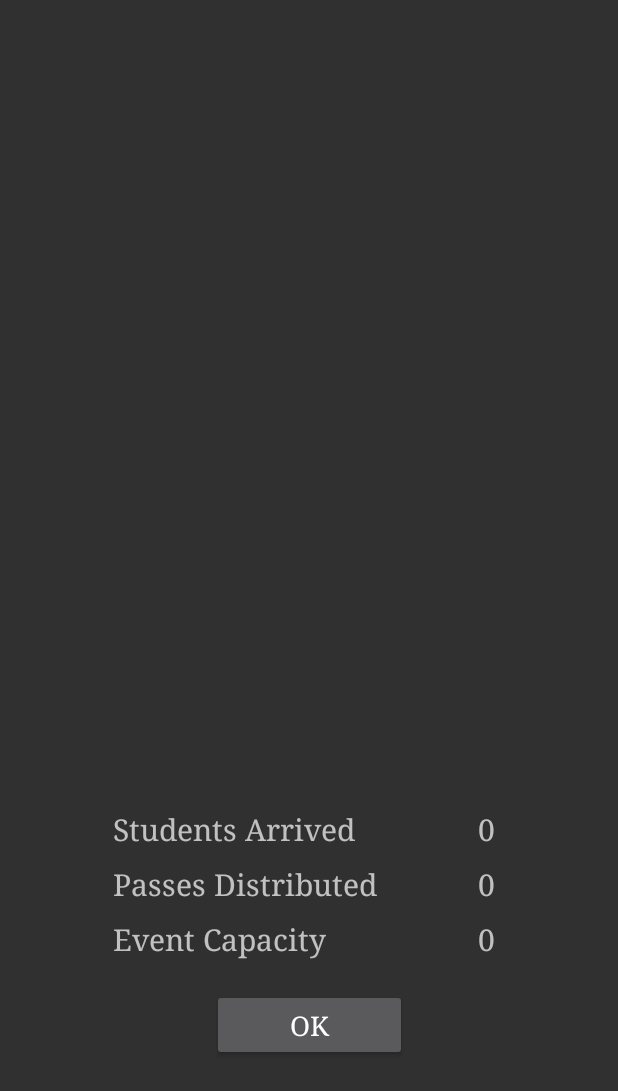
After one commit to chuckan13/digitalpassbookclient, an Android app: the layout dialog_organization_listview.xml on its own in the app's theme, with its tools: preview values and no code run, on a phone screen of 412 x 824 dp. The commit adds this screen. Shown: the top 1091 px of the screen. Run offline under Robolectric (Android 15) with nearby library versions, the phone set to English and light mode, and no system bars; network calls fail.

Commit message:
Event Dialog, Organization perspective

```diff
--- a/digitalpassbook2/app/src/main/java/com/example/digitalpassbook2/organization/create_event/CreateEventFragment.kt
+++ b/digitalpassbook2/app/src/main/java/com/example/digitalpassbook2/organization/create_event/CreateEventFragment.kt
@@ -13,7 +13,6 @@ import androidx.appcompat.app.AppCompatActivity
 import androidx.appcompat.widget.Toolbar
 import androidx.fragment.app.Fragment
 import androidx.fragment.app.FragmentActivity
-import androidx.fragment.app.FragmentManager
 import androidx.lifecycle.Observer
 import androidx.lifecycle.ViewModelProviders
 import androidx.navigation.Navigation
@@ -79,7 +78,7 @@ class CreateEventFragment : Fragment(), NumberPicker.OnValueChangeListener {
         button.setOnClickListener {
             val dialog = context?.let { it1 -> Dialog(it1) }
             dialog?.setTitle("Number of Passes per Member")
-            dialog?.setContentView(R.layout.number_picker_dialog)
+            dialog?.setContentView(R.layout.dialog_number_picker)
             val cancelButton = dialog?.findViewById<Button>(R.id.cancel_button)
             val setButton = dialog?.findViewById<Button>(R.id.set_button)
             val numberPicker = dialog?.findViewById<NumberPicker>(R.id.number_picker)
--- a/digitalpassbook2/app/src/main/java/com/example/digitalpassbook2/organization/preferences/PreferencesFragment.kt
+++ b/digitalpassbook2/app/src/main/java/com/example/digitalpassbook2/organization/preferences/PreferencesFragment.kt
@@ -120,7 +120,7 @@ class PreferencesFragment : Fragment(), NumberPicker.OnValueChangeListener {
 //        button.setOnClickListener {
 //            val dialog = context?.let { it1 -> Dialog(it1) }
 //            dialog?.setTitle("Number of Passes")
-//            dialog?.setContentView(R.layout.number_picker_dialog)
+//            dialog?.setContentView(R.layout.dialog_number_picker)
 //            val cancelButton = dialog?.findViewById<Button>(R.id.cancel_button)
 //            val setButton = dialog?.findViewById<Button>(R.id.set_button)
 //            val numberPicker = dialog?.findViewById<NumberPicker>(R.id.number_picker)
--- a/digitalpassbook2/app/src/main/java/com/example/digitalpassbook2/student/eventbook/StudentEventListAdapter.kt
+++ b/digitalpassbook2/app/src/main/java/com/example/digitalpassbook2/student/eventbook/StudentEventListAdapter.kt
@@ -21,8 +21,6 @@ import com.example.digitalpassbook2.server.Student
 import com.example.digitalpassbook2.student.passbook.StudentPassListAdapter
 import com.google.android.material.internal.ContextUtils.getActivity
 import java.text.SimpleDateFormat
-import java.time.LocalDate
-import java.time.format.DateTimeFormatter
 
 
 class StudentEventListAdapter (private val context: Context,
@@ -115,7 +113,7 @@ class StudentEventListAdapter (private val context: Context,
     fun showDialog(context: Context, passes : List<Pass?>, rowView : View) {
         val dialog = Dialog(context)
         dialog.setCancelable(false)
-        dialog.setContentView(R.layout.dialog_listview)
+        dialog.setContentView(R.layout.dialog_event_listview)
         dialog.window?.setLayout(900, 800)
         dialog.window?.setGravity(Gravity.CENTER)
         val btndialog: Button = dialog.findViewById(R.id.btndialog) as Button
--- a/digitalpassbook2/app/src/main/java/com/example/digitalpassbook2/student/passbook/StudentPassListAdapter.kt
+++ b/digitalpassbook2/app/src/main/java/com/example/digitalpassbook2/student/passbook/StudentPassListAdapter.kt
@@ -32,7 +32,7 @@ class StudentPassListAdapter (private val context: Context,
         return studentPassList[position]?.id?.toLong()!!
     }
 
-    @SuppressLint("ViewHolder")
+    @SuppressLint("ViewHolder", "SetTextI18n")
     override fun getView(position: Int, convertView: View?, parent: ViewGroup): View {
         val rowView = inflater.inflate(R.layout.adapter_student_pass_list, parent, false)
 
@@ -43,7 +43,7 @@ class StudentPassListAdapter (private val context: Context,
             MainActivity.organizationLogos[pass?.orgId!!], "drawable", context.packageName))
 
         val orgName = rowView.findViewById(R.id.club_name) as TextView
-        orgName.text = MainActivity.organizationNames[pass.orgId]
+        orgName.text = "Pass: $position"
 
         val access = rowView.findViewById(R.id.access) as ImageView
         if (pass.isLocked) {
--- a/digitalpassbook2/app/src/main/res/layout-v21/adapter_student_pass_list.xml
+++ b/digitalpassbook2/app/src/main/res/layout-v21/adapter_student_pass_list.xml
@@ -5,8 +5,8 @@
     android:id="@+id/pass_row"
     android:layout_width="match_parent"
     android:layout_height="wrap_content"
-    android:focusable="false"
-    android:clickable="false"
+    android:focusable="true"
+    android:clickable="true"
     android:descendantFocusability="blocksDescendants"
     app:navGraph="@navigation/student_nav_graph"
     app:defaultNavHost="true"
--- /dev/null
+++ b/digitalpassbook2/app/src/main/res/layout/dialog_organization_listview.xml
@@ -0,0 +1,118 @@
+<?xml version="1.0" encoding="utf-8"?>
+<androidx.constraintlayout.widget.ConstraintLayout
+    xmlns:android="http://schemas.android.com/apk/res/android"
+    xmlns:app="http://schemas.android.com/apk/res-auto"
+    xmlns:tools="http://schemas.android.com/tools"
+    android:layout_width="match_parent"
+    android:layout_height="match_parent">
+
+
+    <TextView
+        android:id="@+id/students_arrived_prompt"
+        android:layout_width="wrap_content"
+        android:layout_height="wrap_content"
+        app:layout_constraintBottom_toTopOf="@id/passes_distributed_prompt"
+        app:layout_constraintTop_toTopOf="parent"
+        app:layout_constraintStart_toStartOf="parent"
+        app:layout_constraintEnd_toEndOf="parent"
+        app:layout_constraintVertical_bias="1.0"
+        app:layout_constraintHorizontal_bias="0.3"
+        android:layout_marginBottom="10dp"
+        android:text="@string/arrived_text"
+        android:typeface="serif"
+        android:textSize="20sp"/>
+
+    <TextView
+        android:id="@+id/students_arrived"
+        android:layout_width="wrap_content"
+        android:layout_height="wrap_content"
+        app:layout_constraintBottom_toTopOf="@id/passes_distributed_prompt"
+        app:layout_constraintTop_toTopOf="parent"
+        app:layout_constraintEnd_toEndOf="parent"
+        app:layout_constraintStart_toEndOf="@id/students_arrived_prompt"
+        app:layout_constraintVertical_bias="1.0"
+        app:layout_constraintHorizontal_bias="0.5"
+        android:layout_marginBottom="10dp"
+        android:text="0"
+        android:typeface="serif"
+        android:textSize="20sp"
+        />
+
+
+    <TextView
+        android:id="@+id/passes_distributed_prompt"
+        android:layout_width="wrap_content"
+        android:layout_height="wrap_content"
+        app:layout_constraintBottom_toTopOf="@id/event_capacity_prompt"
+        app:layout_constraintTop_toTopOf="parent"
+        app:layout_constraintStart_toStartOf="@id/students_arrived_prompt"
+        app:layout_constraintEnd_toEndOf="parent"
+        app:layout_constraintVertical_bias="1.0"
+        app:layout_constraintHorizontal_bias="0.0"
+        android:layout_marginBottom="10dp"
+        android:text="@string/event_distributed"
+        android:typeface="serif"
+        android:textSize="20sp"/>
+
+    <TextView
+        android:id="@+id/passes_distributed"
+        android:layout_width="wrap_content"
+        android:layout_height="wrap_content"
+        app:layout_constraintBottom_toTopOf="@id/event_capacity_prompt"
+        app:layout_constraintTop_toTopOf="parent"
+        app:layout_constraintEnd_toEndOf="parent"
+        app:layout_constraintStart_toStartOf="@id/students_arrived"
+        app:layout_constraintVertical_bias="1.0"
+        app:layout_constraintHorizontal_bias="0"
+        android:layout_marginBottom="10dp"
+        android:text="0"
+        android:typeface="serif"
+        android:textSize="20sp"
+         />
+
+    <TextView
+        android:id="@+id/event_capacity_prompt"
+        android:layout_width="wrap_content"
+        android:layout_height="wrap_content"
+        app:layout_constraintBottom_toTopOf="@id/ok_button"
+        app:layout_constraintTop_toTopOf="parent"
+        app:layout_constraintStart_toStartOf="@id/students_arrived_prompt"
+        app:layout_constraintEnd_toEndOf="parent"
+        app:layout_constraintVertical_bias="1"
+        app:layout_constraintHorizontal_bias="0.0"
+        android:layout_marginBottom="20dp"
+        android:text="@string/event_capacity"
+        android:typeface="serif"
+        android:textSize="20sp"/>
+
+    <TextView
+        android:id="@+id/event_capacity"
+        android:layout_width="wrap_content"
+        android:layout_height="wrap_content"
+        app:layout_constraintBottom_toTopOf="@id/ok_button"
+        app:layout_constraintTop_toTopOf="parent"
+        app:layout_constraintEnd_toEndOf="parent"
+        app:layout_constraintStart_toStartOf="@id/students_arrived"
+        app:layout_constraintVertical_bias="1"
+        app:layout_constraintHorizontal_bias="0"
+        android:layout_marginBottom="20dp"
+        android:text="0"
+        android:typeface="serif"
+        android:textSize="20sp"
+        />
+
+    <Button
+        android:id="@+id/ok_button"
+        android:layout_width="130dp"
+        android:layout_height="wrap_content"
+        app:layout_constraintBottom_toBottomOf="parent"
+        app:layout_constraintTop_toTopOf="parent"
+        app:layout_constraintEnd_toEndOf="parent"
+        app:layout_constraintStart_toStartOf="parent"
+        app:layout_constraintVertical_bias="0.85"
+        android:text="@string/ok_button"
+        android:typeface="serif"
+        android:textSize="18sp"
+        />
+
+</androidx.constraintlayout.widget.ConstraintLayout>
--- a/digitalpassbook2/app/src/main/res/values/strings.xml
+++ b/digitalpassbook2/app/src/main/res/values/strings.xml
@@ -90,7 +90,7 @@
     <string name="text_image">Text Image</string>
     <string name="invited_text">Invited</string>
     <string name="spots_text">Spots</string>
-    <string name="arrived_text">Arrived</string>
+    <string name="arrived_text">Students Arrived</string>
     <string name="save_changes">Save Changes</string>
     <string name="delete_event">Delete Event</string>
     <string name="main_activity">Main Activity</string>
@@ -120,4 +120,8 @@
     <string name="access">access</string>
     <string name="add_a_bouncer">Bouncer Username</string>
     <string name="username_lowercase">Username must be lowercase</string>
+    <string name="event_capacity">Event Capacity</string>
+    <string name="event_distributed">Passes Distributed</string>
+    <string name="ok_button">OK</string>
+    <string name="x_button">x</string>
 </resources>
```
Also changed, not shown: digitalpassbook2/app/src/main/java/com/example/digitalpassbook2/organization/home/OrganizationEventListAdapter.kt (+43 -21 lines), digitalpassbook2/app/src/main/res/layout/adapter_organization_event_list.xml (+16 -76 lines), digitalpassbook2/app/src/main/res/layout/dialog_event_listview.xml (renamed from digitalpassbook2/app/src/main/res/layout/dialog_listview.xml), digitalpassbook2/app/src/main/res/layout/dialog_number_picker.xml (renamed from digitalpassbook2/app/src/main/res/layout/number_picker_dialog.xml).
